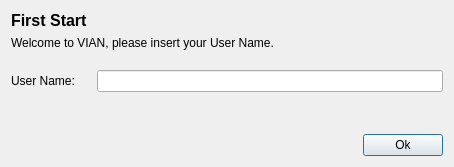
Before: the Qt Designer form qt_ui/DialogFirstStart.ui in FilmColors/VIAN, drawn with Qt 5.
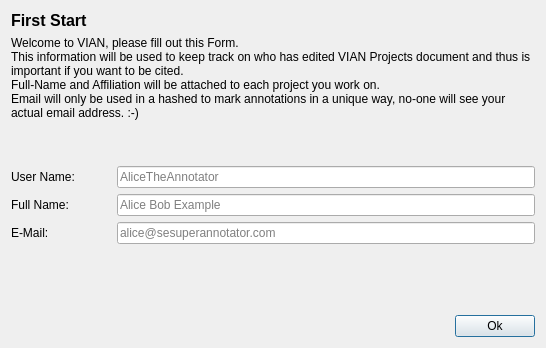
After: the same form once the commit is applied.

Patch:
```diff
--- a/qt_ui/DialogFirstStart.ui
+++ b/qt_ui/DialogFirstStart.ui
@@ -6,8 +6,8 @@
    <rect>
     <x>0</x>
     <y>0</y>
-    <width>454</width>
-    <height>167</height>
+    <width>546</width>
+    <height>348</height>
    </rect>
   </property>
   <property name="windowTitle">
@@ -24,13 +24,46 @@
    <item>
     <widget class="QLabel" name="label_4">
      <property name="text">
-      <string>&lt;html&gt;&lt;head/&gt;&lt;body&gt;&lt;p&gt;Welcome to VIAN, please insert your User Name. &lt;br/&gt;&lt;/p&gt;&lt;/body&gt;&lt;/html&gt;</string>
+      <string>&lt;html&gt;&lt;head/&gt;&lt;body&gt;&lt;p&gt;Welcome to VIAN, please fill out this Form.&lt;br/&gt;This information will be used to keep track on who has edited VIAN Projects document and thus is important if you want to be cited.&lt;br/&gt;Full-Name and Affiliation will be attached to each project you work on. &lt;br/&gt;Email will only be used in a hashed to mark annotations in a unique way, no-one will see your &lt;br/&gt;actual email address. :-) &lt;/p&gt;&lt;p&gt;&lt;br/&gt;&lt;/p&gt;&lt;/body&gt;&lt;/html&gt;</string>
      </property>
      <property name="wordWrap">
       <bool>true</bool>
      </property>
     </widget>
    </item>
+   <item>
+    <layout class="QHBoxLayout" name="horizontalLayout_3">
+     <item>
+      <widget class="QLabel" name="label_3">
+       <property name="minimumSize">
+        <size>
+         <width>100</width>
+         <height>0</height>
+        </size>
+       </property>
+       <property name="maximumSize">
+        <size>
+         <width>100</width>
+         <height>16777215</height>
+        </size>
+       </property>
+       <property name="text">
+        <string>User Name:</string>
+       </property>
+      </widget>
+     </item>
+     <item>
+      <widget class="QLineEdit" name="lineEdit_UserName">
+       <property name="text">
+        <string/>
+       </property>
+       <property name="placeholderText">
+        <string>AliceTheAnnotator</string>
+       </property>
+      </widget>
+     </item>
+    </layout>
+   </item>
    <item>
     <layout class="QHBoxLayout" name="horizontalLayout_2">
      <item>
@@ -43,17 +76,57 @@
        </property>
        <property name="minimumSize">
         <size>
-         <width>80</width>
+         <width>100</width>
          <height>0</height>
         </size>
        </property>
+       <property name="maximumSize">
+        <size>
+         <width>100</width>
+         <height>16777215</height>
+        </size>
+       </property>
        <property name="text">
-        <string>User Name:</string>
+        <string>Full Name:</string>
        </property>
       </widget>
      </item>
      <item>
-      <widget class="QLineEdit" name="lineEdit_UserName"/>
+      <widget class="QLineEdit" name="lineEdit_FullName">
+       <property name="placeholderText">
+        <string>Alice Bob Example</string>
+       </property>
+      </widget>
+     </item>
+    </layout>
+   </item>
+   <item>
+    <layout class="QHBoxLayout" name="horizontalLayout_4">
+     <item>
+      <widget class="QLabel" name="label_5">
+       <property name="minimumSize">
+        <size>
+         <width>100</width>
+         <height>0</height>
+        </size>
+       </property>
+       <property name="maximumSize">
+        <size>
+         <width>100</width>
+         <height>16777215</height>
+        </size>
+       </property>
+       <property name="text">
+        <string>E-Mail:</string>
+       </property>
+      </widget>
+     </item>
+     <item>
+      <widget class="QLineEdit" name="lineEdit_EMail">
+       <property name="placeholderText">
+        <string>alice@sesuperannotator.com</string>
+       </property>
+      </widget>
      </item>
     </layout>
    </item>
```
